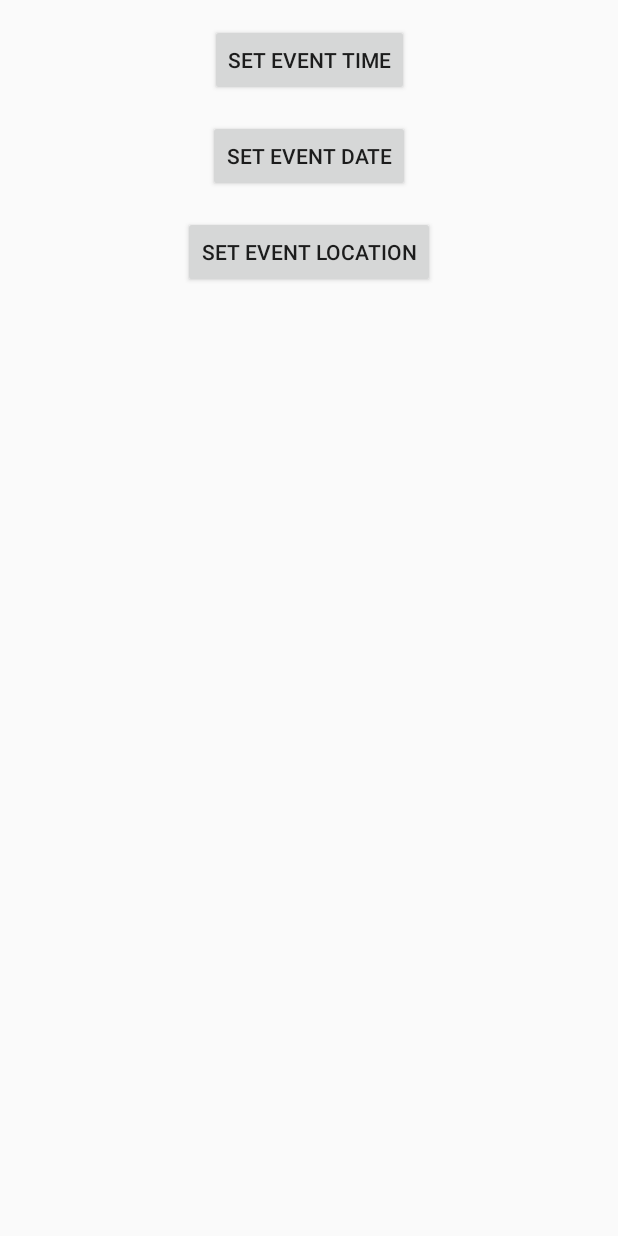
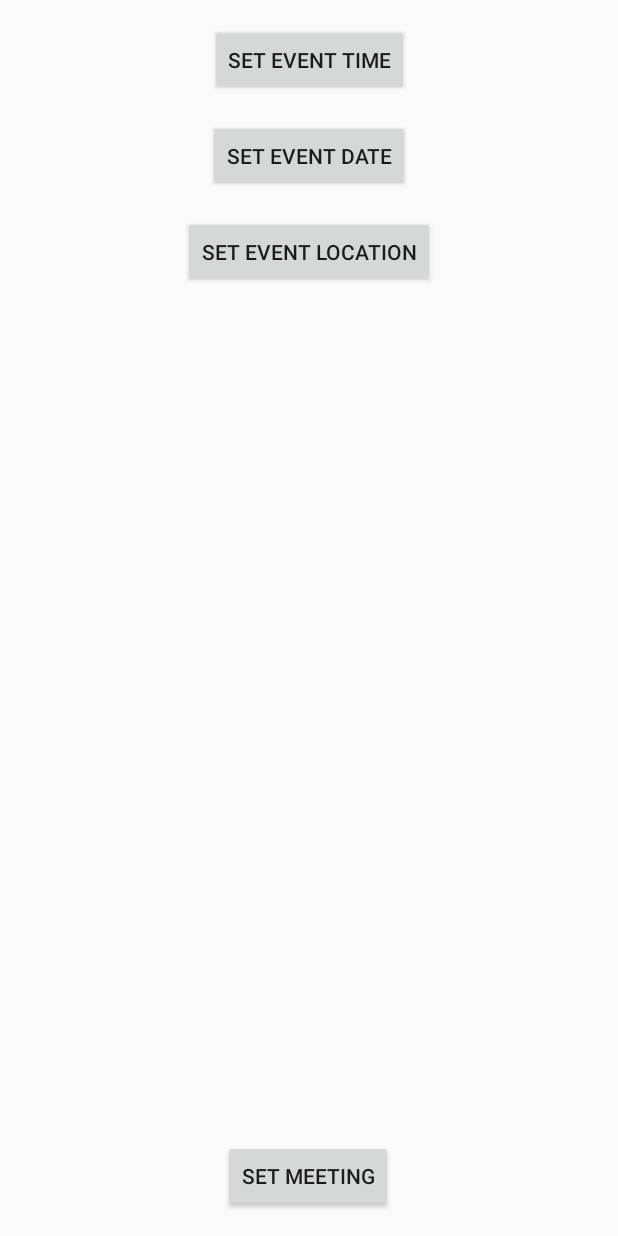
Before and after one commit to CaptainSandpiper/MyAndroudMessanger, an Android app: the layout activity_set_event.xml on its own in the app's theme, with its tools: preview values and no code run, on a phone screen of 412 x 824 dp. Run offline under Robolectric (Android 15) with nearby library versions, the phone set to English and light mode, and no system bars.

Commit message:
meeting indo to database

```diff
--- a/app/src/main/res/layout/activity_set_event.xml
+++ b/app/src/main/res/layout/activity_set_event.xml
@@ -46,4 +46,13 @@
             android:layout_marginRight="16dp"
             android:layout_marginTop="16dp"
             app:layout_constraintTop_toBottomOf="@+id/setDateButton"/>
+    <Button
+            android:text="@string/SetEventMeeting"
+            android:layout_width="wrap_content"
+            android:layout_height="wrap_content" android:id="@+id/setEventMeetingButton"
+            app:layout_constraintStart_toStartOf="parent"
+            app:layout_constraintEnd_toEndOf="parent" android:layout_marginBottom="16dp"
+            app:layout_constraintBottom_toBottomOf="parent" app:layout_constraintHorizontal_bias="0.498"
+            android:layout_marginLeft="8dp" android:layout_marginStart="8dp" android:layout_marginRight="8dp"
+            android:layout_marginEnd="8dp"/>
 </androidx.constraintlayout.widget.ConstraintLayout>
--- a/app/src/main/res/values/strings.xml
+++ b/app/src/main/res/values/strings.xml
@@ -28,6 +28,7 @@
     <string name="config_range_day">Day</string>
     <string name="config_range_week">Week</string>
     <string name="title_activity_event_place">Map</string>
+    <string name="SetEventMeeting">SET MEETING</string>
 
 
 </resources>
```
Also changed, not shown: app/src/main/java/com/kulikulad/MessCul/activities/ChatActivity.kt (+7 -2 lines), app/src/main/java/com/kulikulad/MessCul/activities/SetEventActivity.kt (+78 -3 lines).
